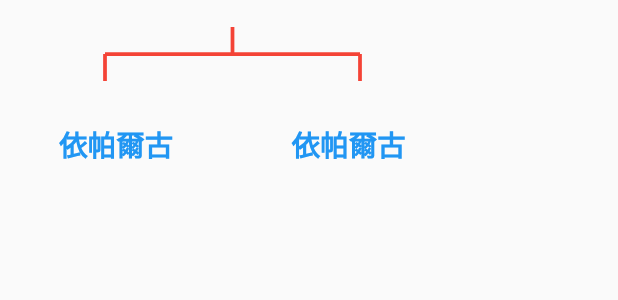
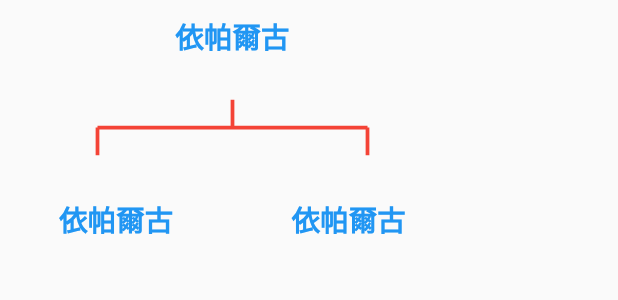
Before and after one commit to andy880409/huiyiapp, a Flutter app: the MbChart widget shown alone on an empty page, opened directly, on a phone screen of 412 x 824 dp. Shown: the top 300 px of the screen. Run offline on Flutter 3.47's test engine with Material 2 defaults, Android fonts, the phone set to English and light mode, and no system bars; network calls fail; statements that could not run were skipped.

Commit message:
新增provider管理狀態

```diff
--- a/app/huiyiapp/lib/mbst.dart
+++ /dev/null
@@ -1,6 +0,0 @@
-class Member {
-  String name; //公司名
-  String pmId; //安置人身分證
-  String sn; //
-  Member({this.name, this.pmId, this.sn});
-}
--- /dev/null
+++ b/app/huiyiapp/lib/providers/mb_chart_data.dart
@@ -0,0 +1,19 @@
+import 'package:flutter/material.dart';
+
+class MbChartData {
+  //單一人的資料
+  final String pmSn; //安置會員編號
+  final String pmName; //安置會員名稱
+  final String line; //線別
+  final String sn; //會員編號
+  final String name; //會員名稱
+  MbChartData({this.line, this.name, this.pmName, this.pmSn, this.sn});
+}
+
+class MbChartDatas with ChangeNotifier {
+  //有s代表整體操作
+  List<MbChartData> _datas = [];
+  List<MbChartData> get datas {
+    return [..._datas];
+  }
+}
--- /dev/null
+++ b/app/huiyiapp/lib/providers/user.dart
@@ -0,0 +1,10 @@
+import 'package:flutter/material.dart';
+
+class UserSn {
+  String sn; //
+  UserSn({this.sn});
+}
+
+class User with ChangeNotifier {
+  List<UserSn> _sn = [];
+}
--- a/app/huiyiapp/lib/widgets/mb_chart.dart
+++ b/app/huiyiapp/lib/widgets/mb_chart.dart
@@ -5,18 +5,20 @@ import 'package:huiyiapp/widgets/mb_btn.dart';
 class MbChart extends StatelessWidget {
   final double length;
   final double thick;
-  MbChart(this.length, this.thick);
+  final bool _isSecond;
+  MbChart(this.length, this.thick, this._isSecond);
   @override
   Widget build(BuildContext context) {
     return Container(
       width: 270 + length,
-      height: 120,
+      height: 130 + length,
       child: Column(
         mainAxisAlignment: MainAxisAlignment.center,
         children: [
+          _isSecond ? SizedBox() : MbBtn(),
           Expanded(
             child: CustomPaint(
-              size: Size(130 + length, 50),
+              size: Size(140 + length, 70),
               painter: LinePainter(thick: thick),
             ),
           ),
--- a/app/huiyiapp/pubspec.yaml
+++ b/app/huiyiapp/pubspec.yaml
@@ -29,7 +29,7 @@ dependencies:
   # Use with the CupertinoIcons class for iOS style icons.
   cupertino_icons: ^1.0.2
   http: ^0.13.1
-
+  provider: ^5.0.0
 
 dev_dependencies:
   flutter_test:
```
Also changed, not shown: app/huiyiapp/lib/main.dart (+13 -1 lines), app/huiyiapp/lib/pages/login_page.dart (+54 -20 lines), app/huiyiapp/lib/pages/vertical_chart_page.dart (+21 -10 lines), app/huiyiapp/pubspec.lock.
